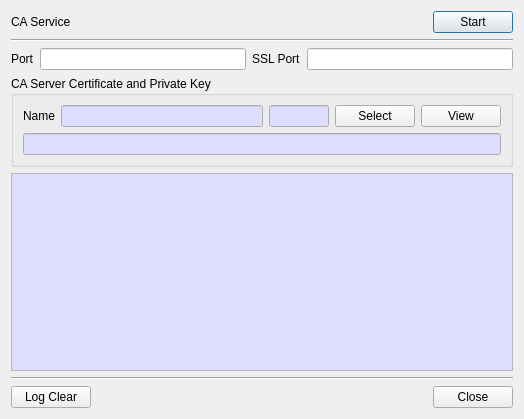
This is CertMan/ca_service_dlg.ui in jykim74/CertMan as Qt 5 draws it before an edit. The edited form follows.
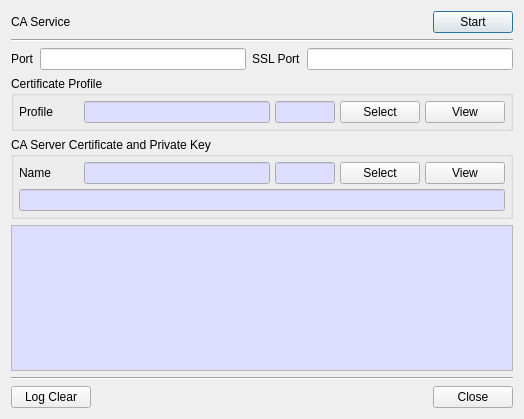
This is the edited form.

What changed in the file:
```diff
--- a/CertMan/ca_service_dlg.ui
+++ b/CertMan/ca_service_dlg.ui
@@ -76,16 +76,172 @@
      </item>
     </layout>
    </item>
+   <item>
+    <widget class="QGroupBox" name="groupBox_2">
+     <property name="minimumSize">
+      <size>
+       <width>0</width>
+       <height>0</height>
+      </size>
+     </property>
+     <property name="title">
+      <string>Certificate Profile</string>
+     </property>
+     <layout class="QVBoxLayout" name="verticalLayout_3">
+      <property name="spacing">
+       <number>5</number>
+      </property>
+      <property name="leftMargin">
+       <number>5</number>
+      </property>
+      <property name="topMargin">
+       <number>5</number>
+      </property>
+      <property name="rightMargin">
+       <number>5</number>
+      </property>
+      <property name="bottomMargin">
+       <number>5</number>
+      </property>
+      <item>
+       <layout class="QGridLayout" name="gridLayout_3">
+        <item row="0" column="2">
+         <widget class="QLineEdit" name="mProfileNumText">
+          <property name="maximumSize">
+           <size>
+            <width>60</width>
+            <height>16777215</height>
+           </size>
+          </property>
+          <property name="palette">
+           <palette>
+            <active>
+             <colorrole role="Base">
+              <brush brushstyle="SolidPattern">
+               <color alpha="255">
+                <red>221</red>
+                <green>221</green>
+                <blue>255</blue>
+               </color>
+              </brush>
+             </colorrole>
+            </active>
+            <inactive>
+             <colorrole role="Base">
+              <brush brushstyle="SolidPattern">
+               <color alpha="255">
+                <red>221</red>
+                <green>221</green>
+                <blue>255</blue>
+               </color>
+              </brush>
+             </colorrole>
+            </inactive>
+            <disabled/>
+           </palette>
+          </property>
+          <property name="readOnly">
+           <bool>true</bool>
+          </property>
+         </widget>
+        </item>
+        <item row="0" column="0">
+         <widget class="QLabel" name="label_5">
+          <property name="minimumSize">
+           <size>
+            <width>60</width>
+            <height>0</height>
+           </size>
+          </property>
+          <property name="text">
+           <string>Profile</string>
+          </property>
+         </widget>
+        </item>
+        <item row="0" column="3">
+         <widget class="QPushButton" name="mProfileSelectBtn">
+          <property name="text">
+           <string>Select</string>
+          </property>
+         </widget>
+        </item>
+        <item row="0" column="1">
+         <widget class="QLineEdit" name="mProfileNameText">
+          <property name="palette">
+           <palette>
+            <active>
+             <colorrole role="Base">
+              <brush brushstyle="SolidPattern">
+               <color alpha="255">
+                <red>221</red>
+                <green>221</green>
+                <blue>255</blue>
+               </color>
+              </brush>
+             </colorrole>
+            </active>
+            <inactive>
+             <colorrole role="Base">
+              <brush brushstyle="SolidPattern">
+               <color alpha="255">
+                <red>221</red>
+                <green>221</green>
+                <blue>255</blue>
+               </color>
+              </brush>
+             </colorrole>
+            </inactive>
+            <disabled/>
+           </palette>
+          </property>
+          <property name="readOnly">
+           <bool>true</bool>
+          </property>
+         </widget>
+        </item>
+        <item row="0" column="4">
+         <widget class="QPushButton" name="mProfileViewBtn">
+          <property name="text">
+           <string>View</string>
+          </property>
+         </widget>
+        </item>
+       </layout>
+      </item>
+     </layout>
+    </widget>
+   </item>
    <item>
     <widget class="QGroupBox" name="groupBox">
      <property name="title">
       <string>CA Server Certificate and Private Key</string>
      </property>
      <layout class="QVBoxLayout" name="verticalLayout_2">
+      <property name="spacing">
+       <number>5</number>
+      </property>
+      <property name="leftMargin">
+       <number>5</number>
+      </property>
+      <property name="topMargin">
+       <number>5</number>
+      </property>
+      <property name="rightMargin">
+       <number>5</number>
+      </property>
+      <property name="bottomMargin">
+       <number>5</number>
+      </property>
       <item>
        <layout class="QGridLayout" name="gridLayout_5">
         <item row="0" column="0">
          <widget class="QLabel" name="label_4">
+          <property name="minimumSize">
+           <size>
+            <width>60</width>
+            <height>0</height>
+           </size>
+          </property>
           <property name="text">
            <string>Name</string>
           </property>
```
